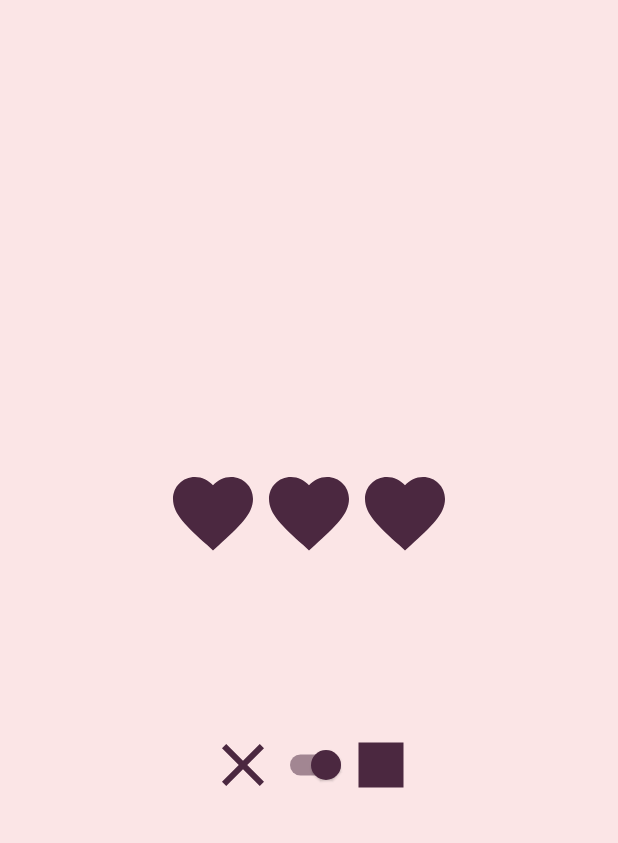
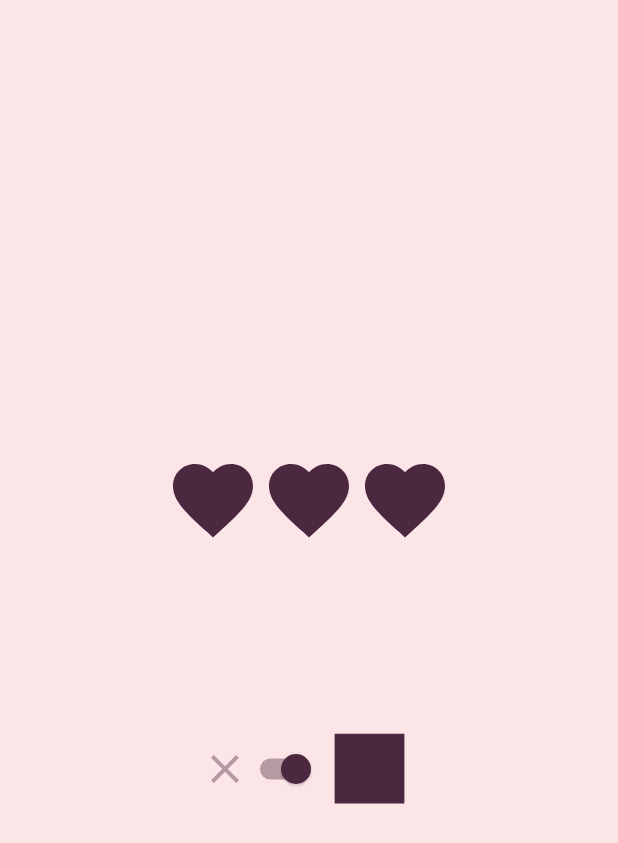
Before and after one commit to Ginngi/Nonofy, an Android app built with Jetpack Compose: the screen it shows after launch (MainActivity), after a tap on "Challenge Mode", on a phone screen of 412 x 824 dp. Shown: the top 843 px of the screen. Run offline under Robolectric (Android 15) with nearby library versions, the phone set to English and light mode, and no system bars; our stand-ins replace Dagger/Hilt's generated code, constraintlayout-compose; 1 statement that could not run was skipped.

Commit message:
Animate pixel mode

```diff
--- a/game/impl/src/main/java/com/nonofy/game/impl/presentation/InGameScreen.kt
+++ b/game/impl/src/main/java/com/nonofy/game/impl/presentation/InGameScreen.kt
@@ -99,14 +99,14 @@ private fun InGameNonogramScreen(
         if (viewState.inGameBoardState != null) {
             InGameBoard(
                 inGameBoardState = viewState.inGameBoardState,
-                event = event
+                event = event,
+                modifier = Modifier.padding(bottom = 16.dp)
             )
         }
 
         PixelSwitcher(
             event = event,
             modifier = Modifier
-                .padding(top = 12.dp)
                 .align(CenterHorizontally),
             state = viewState.isPixelModeEnabled
         )
--- a/game/impl/src/main/java/com/nonofy/game/impl/presentation/components/ingameboard/InGameBoard.kt
+++ b/game/impl/src/main/java/com/nonofy/game/impl/presentation/components/ingameboard/InGameBoard.kt
@@ -26,9 +26,10 @@ import com.nonofy.ui.components.grid.Grid
 @Composable
 fun InGameBoard(
     inGameBoardState: InGameBoardState,
-    event: (InGameEvent) -> Unit
+    event: (InGameEvent) -> Unit,
+    modifier: Modifier = Modifier
 ) {
-    ConstraintLayout {
+    ConstraintLayout(modifier = modifier) {
         val (verticalHeader, horizontalHeader, grid) = createRefs()
 
         Row(
--- a/game/impl/src/main/java/com/nonofy/game/impl/presentation/components/pixelswitcher/PixelSwitcher.kt
+++ b/game/impl/src/main/java/com/nonofy/game/impl/presentation/components/pixelswitcher/PixelSwitcher.kt
@@ -1,8 +1,20 @@
 package com.nonofy.game.impl.com.nonofy.game.impl.presentation.components.pixelswitcher
 
+import androidx.annotation.DrawableRes
+import androidx.annotation.StringRes
+import androidx.compose.animation.core.ExperimentalTransitionApi
+import androidx.compose.animation.core.Transition
+import androidx.compose.animation.core.animateDp
+import androidx.compose.animation.core.animateFloat
+import androidx.compose.animation.core.createChildTransition
+import androidx.compose.animation.core.spring
+import androidx.compose.animation.core.tween
+import androidx.compose.animation.core.updateTransition
 import androidx.compose.foundation.ExperimentalFoundationApi
+import androidx.compose.foundation.clickable
 import androidx.compose.foundation.layout.Arrangement
 import androidx.compose.foundation.layout.Row
+import androidx.compose.foundation.layout.height
 import androidx.compose.foundation.layout.padding
 import androidx.compose.foundation.layout.size
 import androidx.compose.material.Icon
@@ -10,10 +22,10 @@ import androidx.compose.material.MaterialTheme
 import androidx.compose.material.Switch
 import androidx.compose.material.SwitchDefaults
 import androidx.compose.runtime.Composable
-import androidx.compose.runtime.mutableStateOf
-import androidx.compose.runtime.remember
+import androidx.compose.runtime.getValue
 import androidx.compose.ui.Alignment
 import androidx.compose.ui.Modifier
+import androidx.compose.ui.draw.alpha
 import androidx.compose.ui.res.painterResource
 import androidx.compose.ui.res.stringResource
 import androidx.compose.ui.tooling.preview.Preview
@@ -21,23 +33,30 @@ import androidx.compose.ui.unit.dp
 import com.nonofy.game.impl.R
 import com.nonofy.game.impl.domain.feature.InGameEvent
 
+@OptIn(ExperimentalTransitionApi::class)
 @Composable
 fun PixelSwitcher(
     modifier: Modifier = Modifier,
     state: Boolean,
     event: (InGameEvent) -> Unit
 ) {
-
     Row(
         verticalAlignment = Alignment.CenterVertically,
         horizontalArrangement = Arrangement.Center,
-        modifier = modifier.padding(4.dp)
+        modifier = modifier
+            .height(70.dp)
+            .padding(4.dp)
     ) {
-        Icon(
-            painter = painterResource(id = R.drawable.ic_close),
-            contentDescription = stringResource(R.string.game_over),
-            tint = MaterialTheme.colors.primary,
-            modifier = Modifier.size(48.dp)
+
+        val transition = updateTransition(state, label = "")
+
+        PixelModeIcon(
+            drawableId = R.drawable.ic_close,
+            contentDescriptionId = R.string.click_error_mode,
+            transition = transition.createChildTransition {
+                if (it) PixelModeState.Collapsed else PixelModeState.Expanded
+            },
+            onClick = { if (state) event(InGameEvent.OnClickModeClicked(false)) }
         )
 
         Switch(
@@ -50,18 +69,76 @@ fun PixelSwitcher(
                 checkedTrackColor = MaterialTheme.colors.primary,
                 uncheckedThumbColor = MaterialTheme.colors.primary,
                 uncheckedTrackColor = MaterialTheme.colors.primary,
-                checkedTrackAlpha = 0.5f,
-                uncheckedTrackAlpha = 0.5f,
+                checkedTrackAlpha = 0.4f,
+                uncheckedTrackAlpha = 0.4f,
             )
         )
 
-        Icon(
-            painter = painterResource(id = R.drawable.ic_square),
-            contentDescription = stringResource(R.string.game_over),
-            tint = MaterialTheme.colors.primary,
-            modifier = Modifier.size(40.dp)
+        PixelModeIcon(
+            drawableId = R.drawable.ic_square,
+            contentDescriptionId = R.string.click_pixel_mode,
+            transition = transition.createChildTransition {
+                if (it) PixelModeState.Expanded else PixelModeState.Collapsed
+            },
+            onClick = { if (!state) event(InGameEvent.OnClickModeClicked(true)) }
         )
+
     }
+}
+
+@Composable
+private fun PixelModeIcon(
+    @DrawableRes drawableId: Int,
+    @StringRes contentDescriptionId: Int,
+    transition: Transition<PixelModeState>,
+    onClick: () -> Unit
+) {
+    val size by transition.animateDp(
+        transitionSpec = {
+            when {
+                PixelModeState.Collapsed isTransitioningTo PixelModeState.Expanded ->
+                    spring(stiffness = 50f)
+                else ->
+                    tween(durationMillis = 500)
+            }
+        }, label = ""
+    ) { state ->
+        when (state) {
+            PixelModeState.Collapsed -> 32.dp
+            PixelModeState.Expanded -> 64.dp
+        }
+    }
+
+    val alpha by transition.animateFloat(
+        transitionSpec = {
+            when {
+                PixelModeState.Collapsed isTransitioningTo PixelModeState.Expanded ->
+                    spring(stiffness = 50f)
+                else ->
+                    tween(durationMillis = 500)
+            }
+        }, label = ""
+    ) { state ->
+        when (state) {
+            PixelModeState.Collapsed -> 0.4f
+            PixelModeState.Expanded -> 1f
+        }
+    }
+
+    Icon(
+        painter = painterResource(id = drawableId),
+        contentDescription = stringResource(contentDescriptionId),
+        tint = MaterialTheme.colors.primary,
+        modifier = Modifier
+            .clickable { onClick() }
+            .size(size)
+            .alpha(alpha)
+    )
+}
+
+private enum class PixelModeState {
+    Collapsed,
+    Expanded
 }
 
 @ExperimentalFoundationApi
--- a/game/impl/src/main/res/values/strings.xml
+++ b/game/impl/src/main/res/values/strings.xml
@@ -5,4 +5,6 @@
     <string name="back_to_menu">Back to menu</string>
     <string name="congratulation">Congratulations!</string>
     <string name="next_level">Next Level</string>
+    <string name="click_error_mode">Click error mode</string>
+    <string name="click_pixel_mode">Click pixel mode</string>
 </resources>
```
